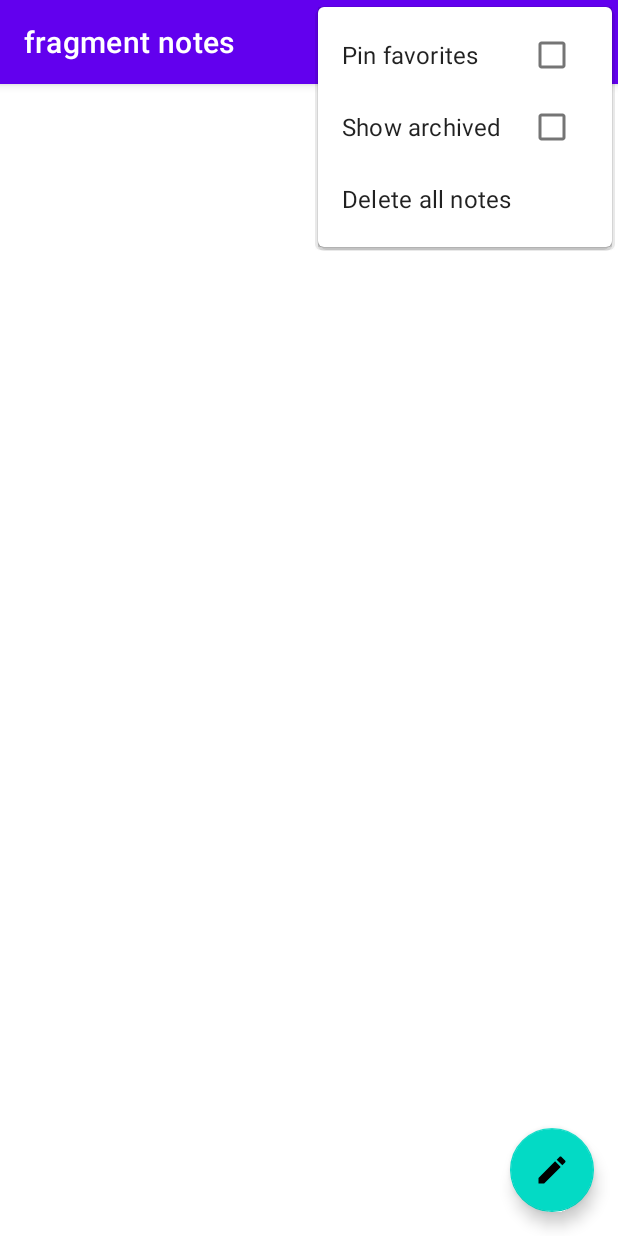
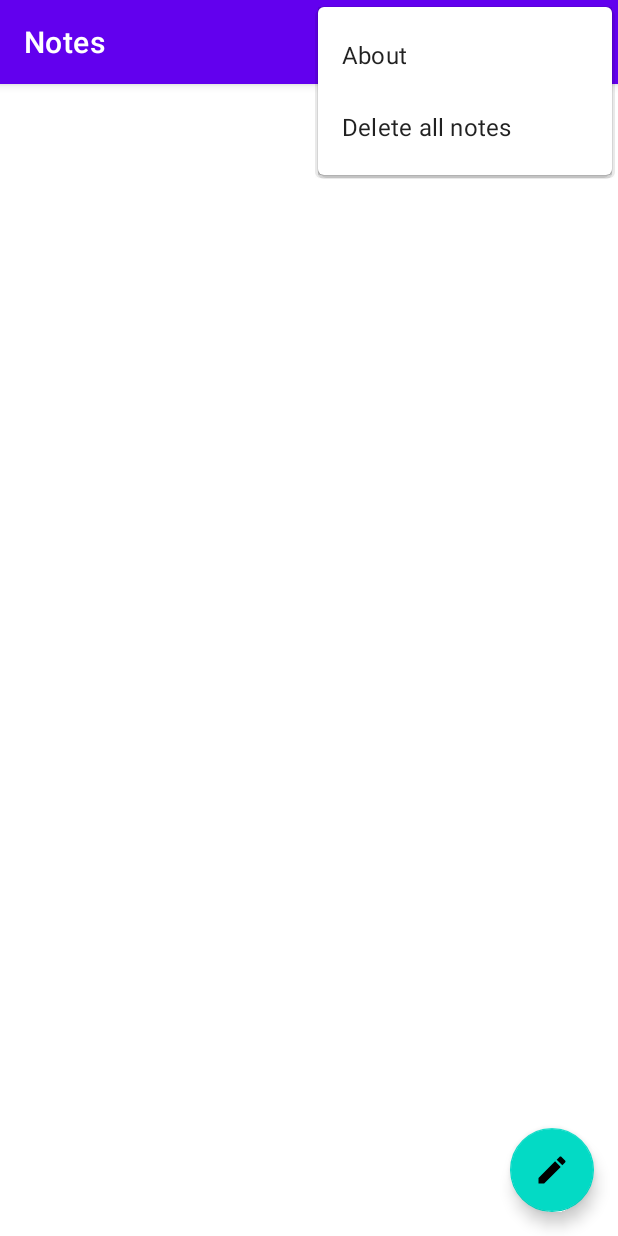
Before and after one commit to EyuCoder/MVVM_Notes, an Android app: the screen it shows after launch (MainActivity), with the options menu open, on a phone screen of 412 x 824 dp. Run offline under Robolectric (Android 15) with nearby library versions, the phone set to English and light mode, and no system bars; our stand-ins replace Room's generated code, data binding, navigation-ui; 1 statement that could not run was skipped.

Commit message:
:happy: menu done

```diff
--- a/app/src/main/res/layout/fragment_notes.xml
+++ b/app/src/main/res/layout/fragment_notes.xml
@@ -1,8 +1,9 @@
 <?xml version="1.0" encoding="utf-8"?>
-<layout>
-<androidx.coordinatorlayout.widget.CoordinatorLayout xmlns:android="http://schemas.android.com/apk/res/android"
+<layout xmlns:android="http://schemas.android.com/apk/res/android"
     xmlns:app="http://schemas.android.com/apk/res-auto"
-    xmlns:tools="http://schemas.android.com/tools"
+    xmlns:tools="http://schemas.android.com/tools">
+
+    <androidx.constraintlayout.widget.ConstraintLayout
         android:layout_width="match_parent"
         android:layout_height="match_parent"
         tools:context=".ui.notes.NotesFragment">
@@ -10,19 +11,24 @@
         <androidx.recyclerview.widget.RecyclerView
             android:id="@+id/rv_notes"
             android:layout_width="match_parent"
-        android:layout_height="match_parent"
+            android:layout_height="0dp"
+            app:layout_constraintBottom_toBottomOf="parent"
+            app:layout_constraintEnd_toEndOf="parent"
+            app:layout_constraintStart_toStartOf="parent"
+            app:layout_constraintTop_toTopOf="parent"
             tools:listitem="@layout/item_notes" />
 
         <com.google.android.material.floatingactionbutton.FloatingActionButton
             android:id="@+id/fab_add"
             android:layout_width="wrap_content"
             android:layout_height="wrap_content"
-        android:layout_gravity="bottom|end"
             android:layout_margin="@dimen/margin_16"
             android:clickable="true"
             android:contentDescription="@string/add_new_note"
             android:focusable="true"
             android:nav_to_add="@{true}"
+            app:layout_constraintBottom_toBottomOf="parent"
+            app:layout_constraintEnd_toEndOf="parent"
             app:srcCompat="@drawable/ic_add" />
-</androidx.coordinatorlayout.widget.CoordinatorLayout>
+    </androidx.constraintlayout.widget.ConstraintLayout>
 </layout>
--- a/app/src/main/res/menu/menu_fragment_notes.xml
+++ b/app/src/main/res/menu/menu_fragment_notes.xml
@@ -10,7 +10,6 @@
         app:showAsAction="always|collapseActionView" />
 
     <item
-
         android:checkable="true"
         android:icon="@drawable/ic_sort"
         android:title="@string/sort"
@@ -32,15 +31,19 @@
         </menu>
     </item>
 
+    <!--    <item-->
+    <!--        android:id="@+id/action_pin_favorites"-->
+    <!--        android:checkable="true"-->
+    <!--        android:title="@string/pin_favorites"-->
+    <!--        app:showAsAction="never" />-->
+    <!--    <item-->
+    <!--        android:id="@+id/action_show_archived"-->
+    <!--        android:checkable="true"-->
+    <!--        android:title="@string/show_archived"-->
+    <!--        app:showAsAction="never" />-->
     <item
-        android:id="@+id/action_pin_favorites"
-        android:checkable="true"
-        android:title="@string/pin_favorites"
-        app:showAsAction="never" />
-    <item
-        android:id="@+id/action_show_archived"
-        android:checkable="true"
-        android:title="@string/show_archived"
+        android:id="@+id/action_about"
+        android:title="@string/about"
         app:showAsAction="never" />
     <item
         android:id="@+id/action_delete_all_notes"
--- a/app/src/main/res/navigation/nav_graph.xml
+++ b/app/src/main/res/navigation/nav_graph.xml
@@ -8,7 +8,7 @@
     <fragment
         android:id="@+id/notesFragment"
         android:name="com.codexo.notes.ui.notes.NotesFragment"
-        android:label="fragment notes"
+        android:label="Notes"
         tools:layout="@layout/fragment_notes" >
         <action
             android:id="@+id/action_notesFragment_to_addFragment"
@@ -20,7 +20,7 @@
     <fragment
         android:id="@+id/addFragment"
         android:name="com.codexo.notes.ui.add.AddFragment"
-        android:label="Add Fragment">
+        android:label="New note">
         <action
             android:id="@+id/action_addFragment_to_notesFragment"
             app:destination="@id/notesFragment"
@@ -30,7 +30,7 @@
     <fragment
         android:id="@+id/editFragment"
         android:name="com.codexo.notes.ui.edit.EditFragment"
-        android:label="Edit Fragment" >
+        android:label="" >
         <action
             android:id="@+id/action_editFragment_to_notesFragment"
             app:destination="@id/notesFragment"
```
Also changed, not shown: app/src/main/java/com/codexo/notes/ui/notes/NotesFragment.kt (+6 -5 lines), app/src/main/res/values/strings.xml (+7 -0 lines). Lines whose indentation alone changed are shown as unchanged.
